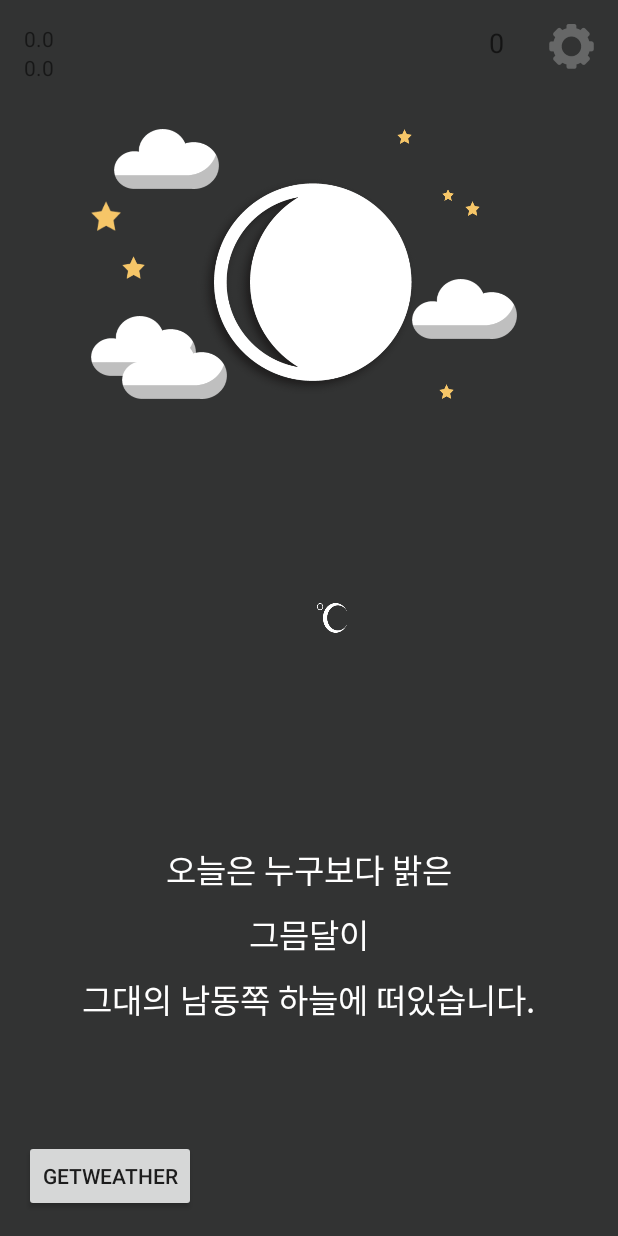
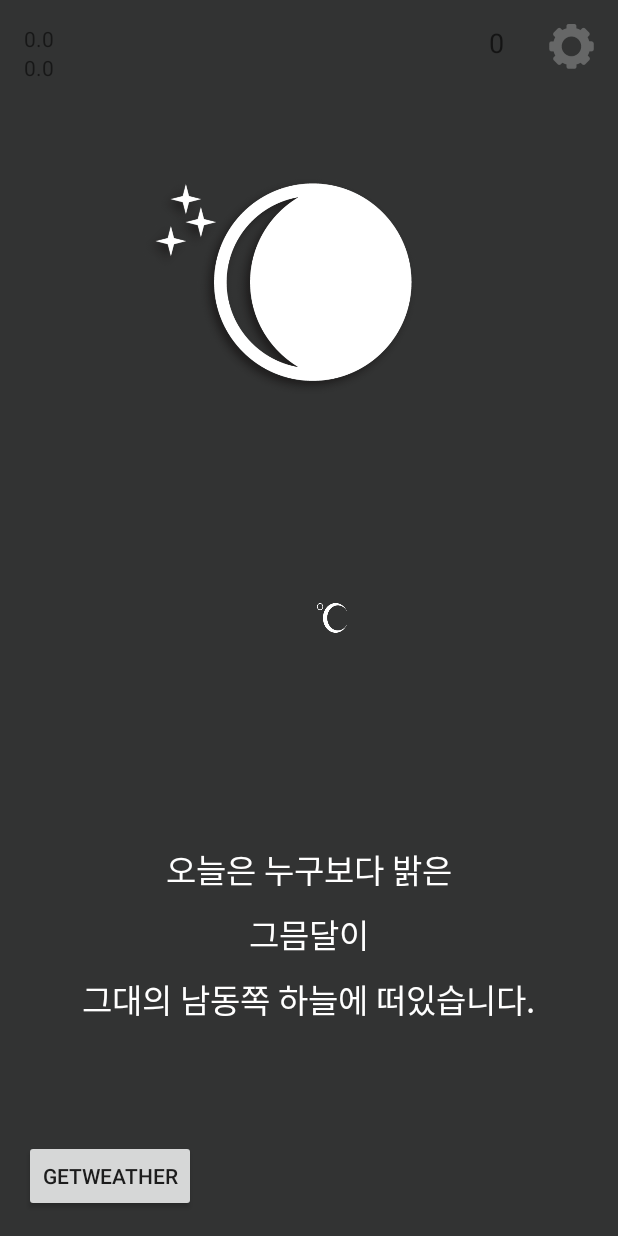
Before and after one commit to PJunhyuk/TodaysMoon, an Android app: the screen it shows after launch (MainActivity), on a phone screen of 412 x 824 dp. Run offline under Robolectric (Android 15) with nearby library versions, the phone set to English and light mode, and no system bars; libraries missing offline, so code that uses them is left out: com.gun0912.tedpermission, com.ibm.icu; 10 statements that could not run were skipped.

Commit message:
Add star&cloud images and show exact image by weather

```diff
--- a/app/src/main/java/pjunhyuk/todaysmoon/MainActivity.java
+++ b/app/src/main/java/pjunhyuk/todaysmoon/MainActivity.java
@@ -74,6 +74,9 @@ public class MainActivity extends Activity {
     ImageView star_1_1_1;
     ImageView star_1_1_2;
     ImageView star_1_1_3;
+    ImageView cloud_1_2_1;
+    ImageView cloud_1_2_2;
+    ImageView cloud_1_2_3;
 
     String weathermain;
 
@@ -150,6 +153,21 @@ public class MainActivity extends Activity {
         String strdate = dateFormat.format(date);
         String moondate = LunarToSolarTest.convertSolarToLunar(strdate);
 
+        // For other images
+        star_1_1_1 = (ImageView)findViewById(R.id.star_1_1_1);
+        star_1_1_2 = (ImageView)findViewById(R.id.star_1_1_2);
+        star_1_1_3 = (ImageView)findViewById(R.id.star_1_1_3);
+        cloud_1_2_1 = (ImageView)findViewById(R.id.cloud_1_2_1);
+        cloud_1_2_2 = (ImageView)findViewById(R.id.cloud_1_2_2);
+        cloud_1_2_3 = (ImageView)findViewById(R.id.cloud_1_2_3);
+
+        star_1_1_1.setVisibility(star_1_1_1.GONE);
+        star_1_1_2.setVisibility(star_1_1_2.GONE);
+        star_1_1_3.setVisibility(star_1_1_3.GONE);
+        cloud_1_2_1.setVisibility(cloud_1_2_1.GONE);
+        cloud_1_2_2.setVisibility(cloud_1_2_2.GONE);
+        cloud_1_2_3.setVisibility(cloud_1_2_3.GONE);
+
         // For Moon & description_2
         imgmoon = (ImageView)findViewById(R.id.moon);
         imgmoon.setBackgroundResource(R.drawable.moon_1_1);
@@ -183,6 +201,15 @@ public class MainActivity extends Activity {
         }else {
             imgmoon.setBackgroundResource(R.drawable.moon_1_1);
             textview_description_2.setText("그믐달이");
+            if(weathermain.equals("Haze")) {
+                cloud_1_2_1.setVisibility(cloud_1_2_1.VISIBLE);
+                cloud_1_2_2.setVisibility(cloud_1_2_2.VISIBLE);
+                cloud_1_2_3.setVisibility(cloud_1_2_3.VISIBLE);
+            } else {
+                star_1_1_1.setVisibility(star_1_1_1.VISIBLE);
+                star_1_1_2.setVisibility(star_1_1_2.VISIBLE);
+                star_1_1_3.setVisibility(star_1_1_3.VISIBLE);
+            }
         }
         textlivetime.setText(Integer.toString(Lunarday));
 
--- a/app/src/main/res/layout/content_main.xml
+++ b/app/src/main/res/layout/content_main.xml
@@ -30,109 +30,6 @@
         android:layout_marginTop="100dp"
         android:layout_alignParentTop="true"
         android:layout_centerHorizontal="true" />
-
-    <ImageView
-        android:layout_width="70dp"
-        android:layout_height="40dp"
-        android:id="@+id/cloud_2"
-        android:background="@drawable/cloud"
-        android:layout_marginBottom="15dp"
-        android:layout_alignBottom="@+id/moon"
-        android:layout_toLeftOf="@+id/moon"
-        android:layout_toStartOf="@+id/moon" />
-
-    <ImageView
-        android:layout_width="70dp"
-        android:layout_height="40dp"
-        android:id="@+id/cloud_1"
-        android:background="@drawable/cloud"
-        android:layout_alignBottom="@+id/moon"
-        android:layout_alignParentLeft="true"
-        android:layout_alignParentStart="true"
-        android:layout_marginLeft="65dp"
-        android:layout_marginStart="65dp" />
-
-    <ImageView
-        android:layout_width="70dp"
-        android:layout_height="40dp"
-        android:id="@+id/cloud_3"
-        android:background="@drawable/cloud"
-        android:layout_marginLeft="15dp"
-        android:layout_marginStart="15dp"
-        android:layout_below="@+id/button_setting"
-        android:layout_alignLeft="@+id/cloud_2"
-        android:layout_alignStart="@+id/cloud_2"
-        android:layout_marginTop="40dp" />
-
-    <ImageView
-        android:layout_width="70dp"
-        android:layout_height="40dp"
-        android:id="@+id/cloud_4"
-        android:background="@drawable/cloud"
-        android:layout_above="@+id/cloud_1"
-        android:layout_toLeftOf="@+id/button_setting"
-        android:layout_toStartOf="@+id/button_setting"
-        android:layout_marginRight="21dp"
-        android:layout_marginEnd="21dp" />
-
-    <ImageView
-        android:layout_width="20dp"
-        android:layout_height="20dp"
-        android:id="@+id/star_1"
-        android:background="@drawable/star_yellow"
-        android:layout_below="@+id/star_2"
-        android:layout_alignLeft="@+id/cloud_2"
-        android:layout_alignStart="@+id/cloud_2" />
-
-    <ImageView
-        android:layout_width="8dp"
-        android:layout_height="8dp"
-        android:id="@+id/star_2"
-        android:background="@drawable/star_yellow"
-        android:layout_below="@+id/cloud_3"
-        android:layout_toRightOf="@+id/moon"
-        android:layout_toEndOf="@+id/moon"
-        android:layout_marginLeft="14dp"
-        android:layout_marginStart="14dp" />
-
-    <ImageView
-        android:layout_width="10dp"
-        android:layout_height="10dp"
-        android:id="@+id/star_3"
-        android:background="@drawable/star_yellow"
-        android:layout_below="@+id/star_2"
-        android:layout_toRightOf="@+id/star_2"
-        android:layout_toEndOf="@+id/star_2"
-        android:layout_marginLeft="7dp"
-        android:layout_marginStart="7dp" />
-
-    <ImageView
-        android:layout_width="10dp"
-        android:layout_height="10dp"
-        android:id="@+id/star_4"
-        android:background="@drawable/star_yellow"
-        android:layout_marginTop="30dp"
-        android:layout_alignTop="@+id/cloud_1"
-        android:layout_toLeftOf="@+id/star_3"
-        android:layout_toStartOf="@+id/star_3" />
-
-    <ImageView
-        android:layout_width="10dp"
-        android:layout_height="10dp"
-        android:id="@+id/star_5"
-        android:background="@drawable/star_yellow"
-        android:layout_alignTop="@+id/cloud_3"
-        android:layout_toLeftOf="@+id/cloud_4"
-        android:layout_toStartOf="@+id/cloud_4" />
-
-    <ImageView
-        android:layout_width="15dp"
-        android:layout_height="15dp"
-        android:id="@+id/star_6"
-        android:background="@drawable/star_yellow"
-        android:layout_above="@+id/cloud_4"
-        android:layout_alignLeft="@+id/cloud_1"
-        android:layout_alignStart="@+id/cloud_1" />
 
     <TextView
         android:layout_width="wrap_content"
@@ -246,4 +143,66 @@
         android:layout_toEndOf="@+id/tem"
         android:layout_marginLeft="5dp" />
 
+    <ImageView
+        android:layout_width="40dp"
+        android:layout_height="40dp"
+        android:id="@+id/star_1_1_1"
+        android:background="@drawable/star_1_1_1"
+        android:layout_alignTop="@+id/moon"
+        android:layout_toLeftOf="@+id/moon"
+        android:layout_toStartOf="@+id/moon"
+        android:layout_marginRight="-10dp" />
+
+    <ImageView
+        android:layout_width="40dp"
+        android:layout_height="40dp"
+        android:id="@+id/star_1_1_2"
+        android:background="@drawable/star_1_1_1"
+        android:layout_alignTop="@+id/moon"
+        android:layout_toLeftOf="@+id/moon"
+        android:layout_toStartOf="@+id/moon"
+        android:layout_marginTop="15dp"
+        android:layout_marginRight="-20dp" />
+
+    <ImageView
+        android:layout_width="40dp"
+        android:layout_height="40dp"
+        android:id="@+id/star_1_1_3"
+        android:background="@drawable/star_1_1_1"
+        android:layout_alignTop="@+id/moon"
+        android:layout_toLeftOf="@+id/moon"
+        android:layout_toStartOf="@+id/moon"
+        android:layout_marginTop="28dp"
+        android:layout_marginRight="0dp" />
+
+    <ImageView
+        android:layout_width="48dp"
+        android:layout_height="30dp"
+        android:id="@+id/cloud_1_2_1"
+        android:background="@drawable/cloud_1_2_1"
+        android:layout_alignTop="@+id/moon"
+        android:layout_toLeftOf="@+id/moon"
+        android:layout_toStartOf="@+id/moon"
+        android:layout_marginTop="0dp"
+        android:layout_marginRight="-15dp" />
+
+    <ImageView
+        android:layout_width="78dp"
+        android:layout_height="45dp"
+        android:id="@+id/cloud_1_2_2"
+        android:background="@drawable/cloud_1_2_2"
+        android:layout_alignBottom="@+id/moon"
+        android:layout_toLeftOf="@+id/moon"
+        android:layout_toStartOf="@+id/moon"
+        android:layout_marginRight="-10dp" />
+
+    <ImageView
+        android:layout_width="70dp"
+        android:layout_height="76dp"
+        android:id="@+id/cloud_1_2_3"
+        android:background="@drawable/cloud_1_2_3"
+        android:layout_alignBottom="@+id/moon"
+        android:layout_toRightOf="@+id/moon"
+        android:layout_marginLeft="-5dp" />
+
 </RelativeLayout>
```
Also changed, not shown: app/src/main/res/drawable/cloud_1_2_1.png (added), app/src/main/res/drawable/cloud_1_2_2.png (added), app/src/main/res/drawable/cloud_1_2_3.png (added), app/src/main/res/drawable/star_1_1_1.png (added).
